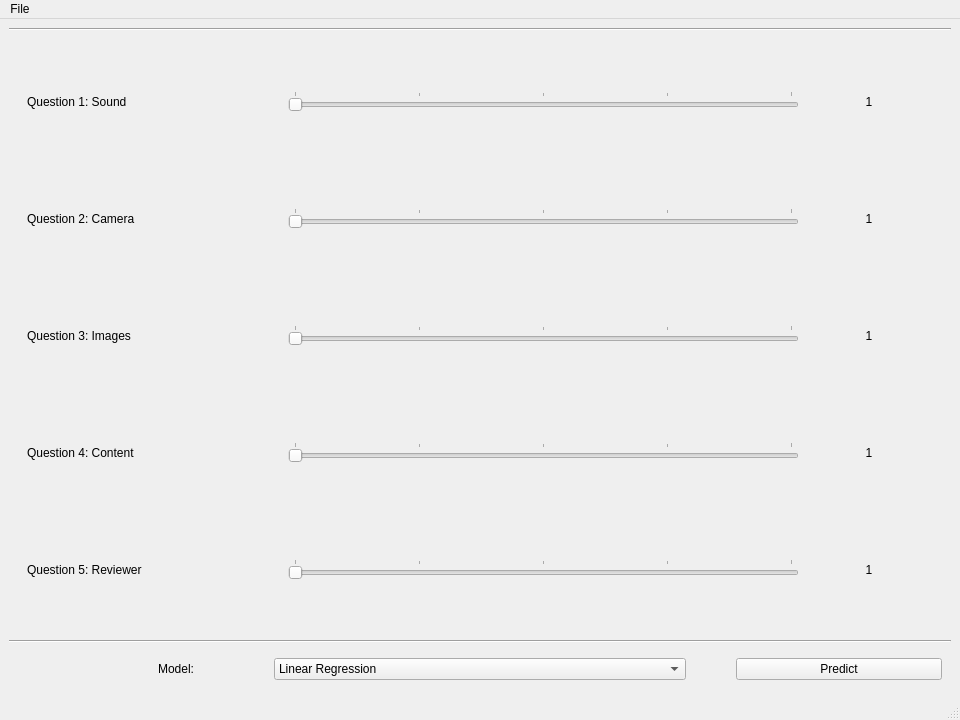
Before: the Qt Designer form GUI/mainwindow.ui in nghiatnh/AIP391_Group1_StreetFood, drawn with Qt 5.
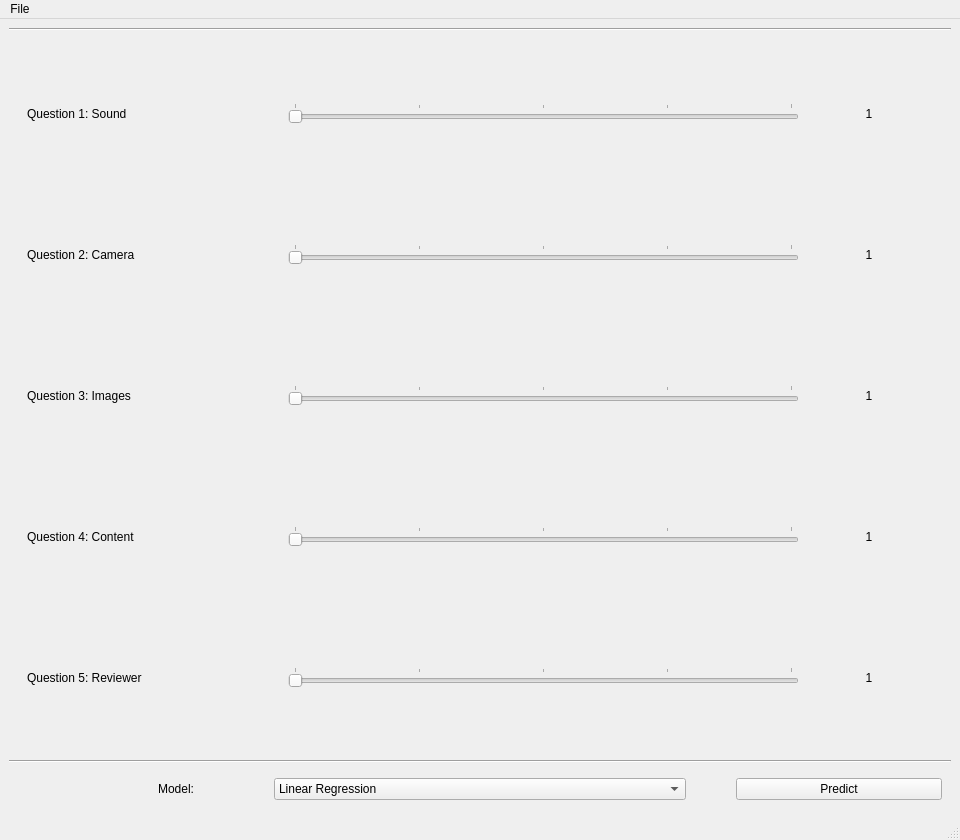
After: the same form once the commit is applied.

Diff of the .ui file:
```diff
--- a/GUI/mainwindow.ui
+++ b/GUI/mainwindow.ui
@@ -7,13 +7,13 @@
     <x>0</x>
     <y>0</y>
     <width>960</width>
-    <height>720</height>
+    <height>840</height>
    </rect>
   </property>
   <property name="minimumSize">
    <size>
     <width>960</width>
-    <height>720</height>
+    <height>840</height>
    </size>
   </property>
   <property name="windowTitle">
```
Left out of the diff: 2 changed lines with no effect on the pictures.
